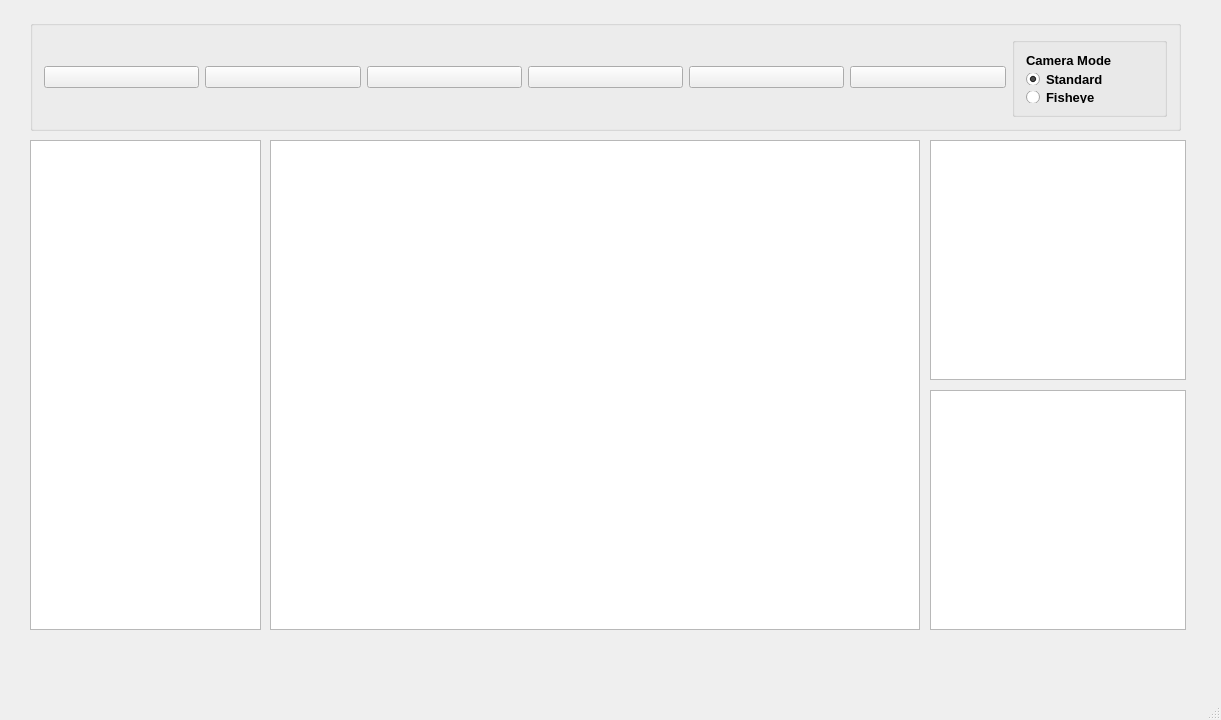
Old version of the form CalibrationTool/CalibrationTool.ui in the repository Qfccse/CalibrationTool.
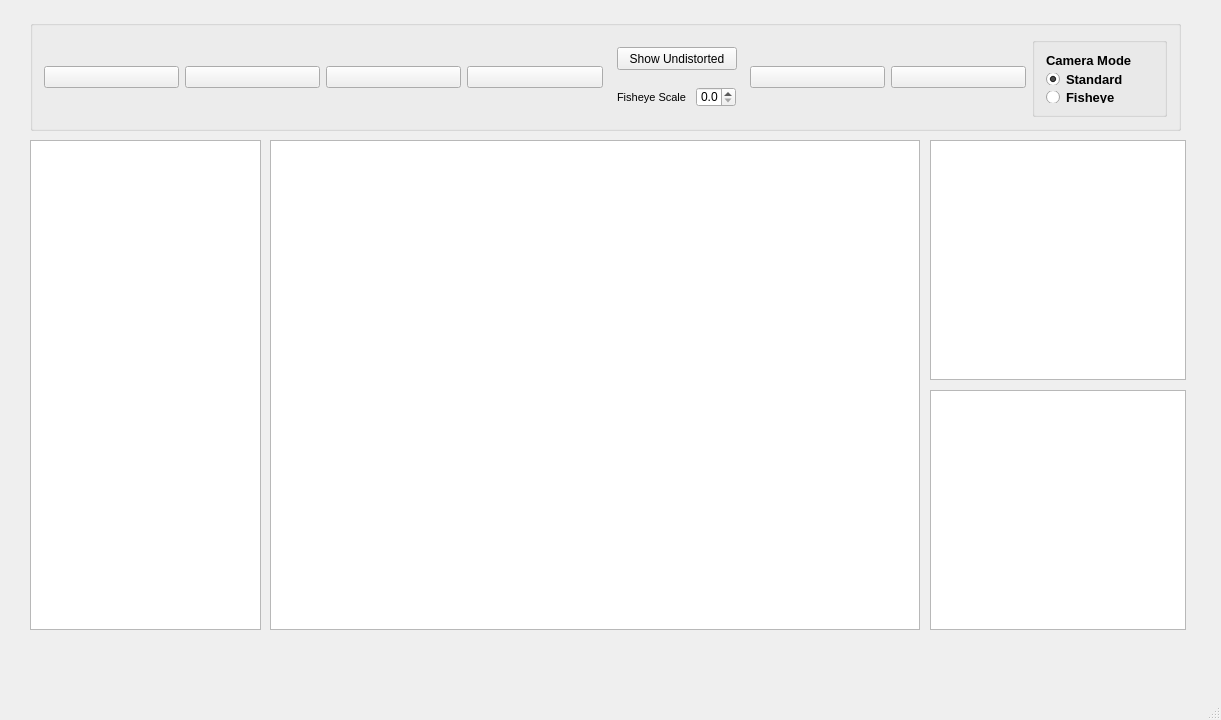
New version of the form. Icons and pictures are not drawn.

What changed in the file:
```diff
--- a/CalibrationTool/CalibrationTool.ui
+++ b/CalibrationTool/CalibrationTool.ui
@@ -130,7 +130,7 @@
        </property>
        <property name="iconSize">
         <size>
-         <width>60</width>
+         <width>55</width>
          <height>60</height>
         </size>
        </property>
@@ -179,6 +179,55 @@
        </property>
       </widget>
      </item>
+     <item>
+      <widget class="QWidget" name="widget" native="true">
+       <widget class="QPushButton" name="showUndistorted">
+        <property name="geometry">
+         <rect>
+          <x>8</x>
+          <y>10</y>
+          <width>120</width>
+          <height>23</height>
+         </rect>
+        </property>
+        <property name="text">
+         <string>Show Undistorted</string>
+        </property>
+       </widget>
+       <widget class="QDoubleSpinBox" name="fishEyeScale">
+        <property name="geometry">
+         <rect>
+          <x>87</x>
+          <y>50</y>
+          <width>40</width>
+          <height>20</height>
+         </rect>
+        </property>
+        <property name="decimals">
+         <number>1</number>
+        </property>
+       </widget>
+       <widget class="QLabel" name="fishEyeScaleLabel">
+        <property name="geometry">
+         <rect>
+          <x>8</x>
+          <y>50</y>
+          <width>75</width>
+          <height>20</height>
+         </rect>
+        </property>
+        <property name="font">
+         <font>
+          <family>Arial</family>
+          <pointsize>8</pointsize>
+         </font>
+        </property>
+        <property name="text">
+         <string>Fisheye Scale</string>
+        </property>
+       </widget>
+      </widget>
+     </item>
      <item>
       <widget class="QPushButton" name="takePic">
        <property name="toolTip">
```
Left out of the diff: 6 changed lines with no effect on the pictures.
